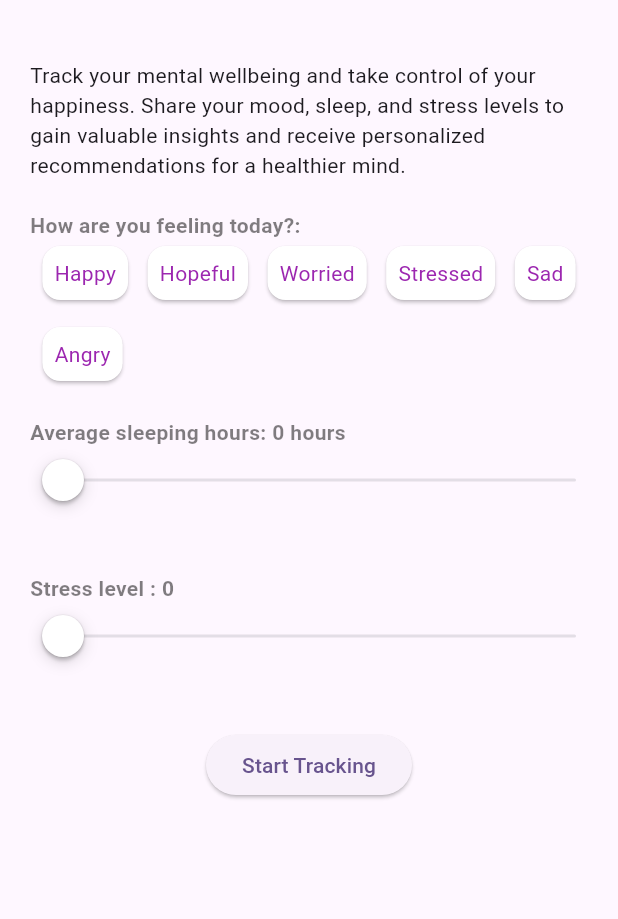
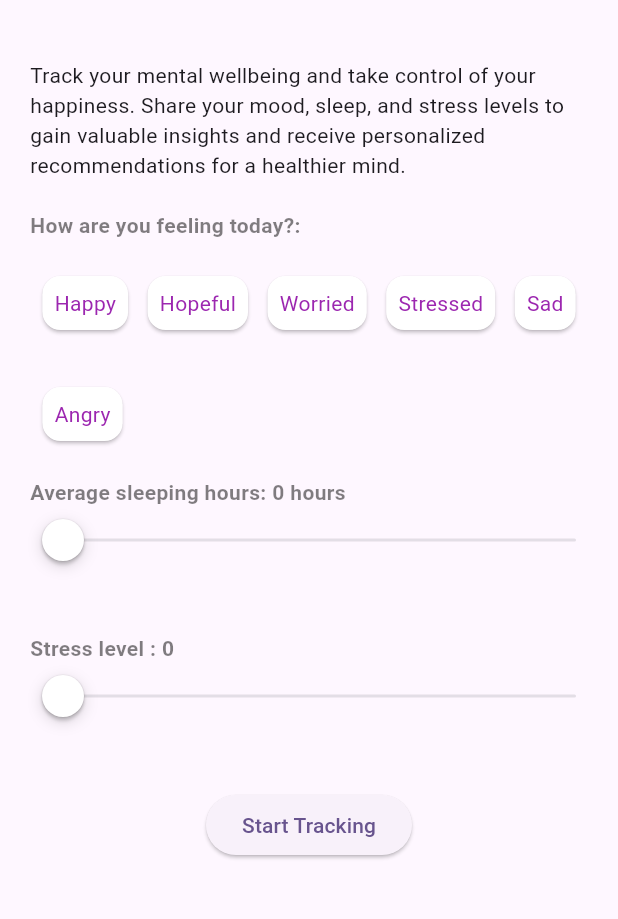
Before and after one commit to yusuf-umarr/MindBalance, a Flutter app: the screen it shows after launch, on a phone screen of 412 x 824 dp, the part 84-1003 px from its top. Run offline on Flutter 3.47's test engine with Material 3 defaults, Android fonts, the phone set to English and light mode, and no system bars; our stand-ins replace google_generative_ai.

Commit message:
feat: implemented animation

```diff
--- /dev/null
+++ b/lib/screen/animation.dart
@@ -0,0 +1,28 @@
+
+import 'package:flutter/material.dart';
+
+class AnimatedWidgetContainer extends StatelessWidget {
+  final Widget data;
+
+  const AnimatedWidgetContainer({super.key, required this.data});
+
+  @override
+  Widget build(BuildContext context) {
+    return TweenAnimationBuilder(
+      tween: Tween<double>(begin: 0, end: 1),
+      duration: const Duration(seconds: 1),
+      builder: (BuildContext context, double val, Widget? child) {
+        return
+        // Opacity(
+        //   opacity: val,
+          // child:
+           Padding(
+            padding: EdgeInsets.only(top: val * 20),
+            child: child,
+          );
+        // );
+      },
+      child: data,
+    );
+  }
+}
--- a/lib/screen/home.dart
+++ b/lib/screen/home.dart
@@ -3,6 +3,7 @@ import 'dart:developer';
 import 'package:flutter/cupertino.dart';
 import 'package:flutter/material.dart';
 import 'package:mind_balance/provider/service_provider.dart';
+import 'package:mind_balance/screen/animation.dart';
 import 'package:mind_balance/screen/result_page.dart';
 import 'package:provider/provider.dart';
 
@@ -24,6 +25,9 @@ class _HomePageState extends State<HomePage> {
     "Sad",
     "Angry",
   ];
+
+  String title =
+      "Track your mental wellbeing and take control of your happiness. Share your mood, sleep, and stress levels to gain valuable insights and receive personalized recommendations for a healthier mind.";
 
   String? currentMood;
   double averageSleep = 0.0;
@@ -51,10 +55,12 @@ class _HomePageState extends State<HomePage> {
         ),
         backgroundColor: Theme.of(context).colorScheme.inversePrimary,
       ),
+      // ScreenTitle(text: title),
       body: Padding(
-        padding: const EdgeInsets.all(20.0),
+        padding: const EdgeInsets.symmetric(horizontal: 20.0),
         child: SingleChildScrollView(
-          child: Column(
+            child: AnimatedWidgetContainer(
+          data: Column(
             children: [
               const SizedBox(
                 height: 20,
@@ -174,7 +180,9 @@ class _HomePageState extends State<HomePage> {
               }),
             ],
           ),
-        ),
+
+          ///
+        )),
       ),
     );
   }
@@ -183,28 +191,102 @@ class _HomePageState extends State<HomePage> {
     return Wrap(
       spacing: 5,
       runSpacing: 10,
-      children: moodData.map<Widget>((mood) {
+      children: List.generate(
+        moodData.length,
+        (index) {
           return InkWell(
             onTap: () {
               setState(() {
-                currentMood = mood;
+                currentMood = moodData[index];
               });
+              log("index:$index");
+            },
+            child: TweenAnimationBuilder(
+              tween: Tween<double>(begin: 0, end: 1),
+              duration: const Duration(seconds: 1),
+              builder: (BuildContext context, double val, Widget? child) {
+                log("valll:$val");
+                return Opacity(
+                  opacity: val,
+                  child: Padding(
+                    padding: EdgeInsets.only(top: val * 20),
+                    child: child,
+                  ),
+                );
               },
               child: Card(
-              color: mood == currentMood
+                color: moodData[index] == currentMood
                     ? Theme.of(context).colorScheme.inversePrimary
                     : Colors.white,
                 child: Padding(
                   padding: const EdgeInsets.all(8.0),
                   child: Text(
-                  mood,
+                    moodData[index],
                     style: TextStyle(
-                    color: mood == currentMood ? Colors.white : Colors.purple,
+                      color: moodData[index] == currentMood
+                          ? Colors.white
+                          : Colors.purple,
                     ),
                   ),
                 ),
-            ));
-      }).toList(),
+              ),
+            ),
+
+            // Opacity(
+            //   opacity: ,
+            //   child: Card(
+            //     color: moodData[index] == currentMood
+            //         ? Theme.of(context).colorScheme.inversePrimary
+            //         : Colors.white,
+            //     child: Padding(
+            //       padding: const EdgeInsets.all(8.0),
+            //       child: Text(
+            //         moodData[index],
+            //         style: TextStyle(
+            //           color: moodData[index] == currentMood
+            //               ? Colors.white
+            //               : Colors.purple,
+            //         ),
+            //       ),
+            //     ),
+            //   ),
+            // ),
+          );
+        },
+      ),
     );
   }
+
+//   _showMoodCard() {
+//     return Wrap(
+//       spacing: 5,
+//       runSpacing: 10,
+//       children: moodData.map<Widget>((mood) {
+//         return InkWell(
+//             onTap: () {
+//               setState(() {
+//                 currentMood = mood;
+//               });
+//             },
+//             child:  Opacity(
+//               opacity: val,
+//               child: Card(
+  // color: mood == currentMood
+  //     ? Theme.of(context).colorScheme.inversePrimary
+  //     : Colors.white,
+//                 child: Padding(
+//                   padding: const EdgeInsets.all(8.0),
+//                   child: Text(
+//                     mood,
+//                     style: TextStyle(
+//                       color: mood == currentMood ? Colors.white : Colors.purple,
+//                     ),
+//                   ),
+//                 ),
+//               ),
+//             ));
+//       }).toList(),
+//     );
+//   }
+// // //
 }
```
Lines whose indentation alone changed are shown as unchanged.
